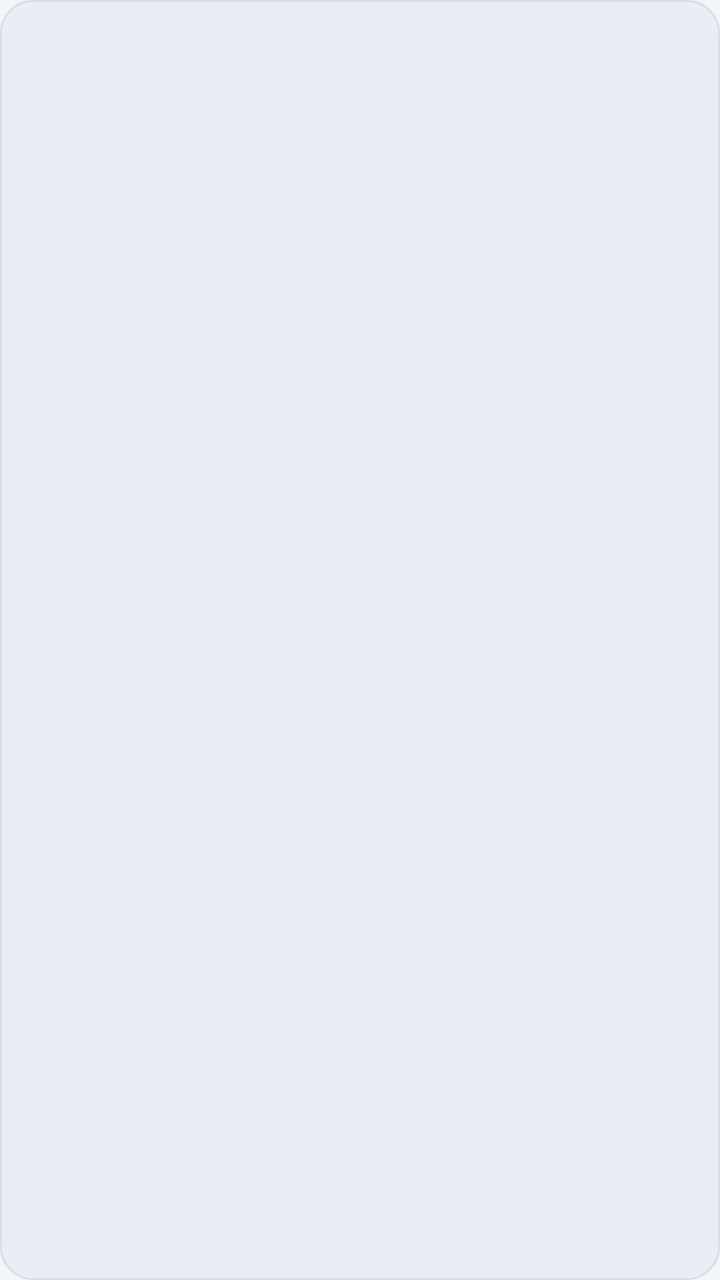
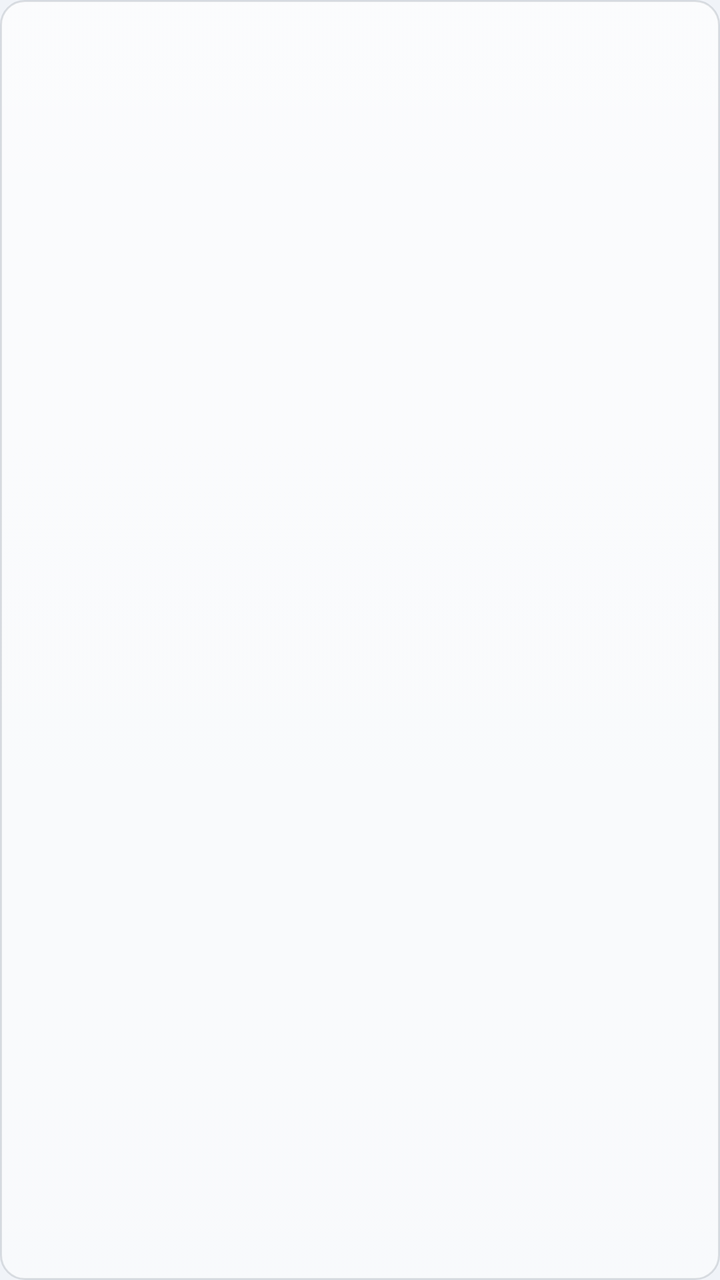

Compare the two renders of this Android layout. The source of the first and the diff that turns it into the second are given below.
<!-- AndroidManifest.xml: application theme Theme.VideoShell -->
<!-- res/layout/item_episode.xml -->
<?xml version="1.0" encoding="utf-8"?>
<LinearLayout xmlns:android="http://schemas.android.com/apk/res/android"
    android:layout_width="match_parent"
    android:layout_height="wrap_content"
    android:layout_margin="4dp"
    android:background="@drawable/bg_chip"
    android:gravity="center"
    android:minHeight="38dp"
    android:paddingStart="6dp"
    android:paddingEnd="6dp">

    <TextView
        android:id="@+id/tvName"
        android:layout_width="match_parent"
        android:layout_height="wrap_content"
        android:ellipsize="end"
        android:gravity="center"
        android:maxLines="1"
        android:textColor="@color/text_primary"
        android:textSize="12sp" />

</LinearLayout>
<!-- resources referenced by this layout -->
<resources>
  <color name="text_primary">#FF16191F</color>
  <!-- drawable bg_chip (drawable) -->
  <?xml version="1.0" encoding="utf-8"?>
  <selector xmlns:android="http://schemas.android.com/apk/res/android">
      <item android:state_selected="true">
          <shape android:shape="rectangle">
              <solid android:color="@color/brand" />
              <corners android:radius="16dp" />
          </shape>
      </item>
      <item>
          <shape android:shape="rectangle">
              <solid android:color="@color/surface_2" />
              <corners android:radius="16dp" />
              <stroke android:width="1dp" android:color="@color/line" />
          </shape>
      </item>
  </selector>
  <style name="Theme.VideoShell" parent="Theme.VideoShell.Base" />
  <color name="brand">#FF2F6FE4</color>
  <color name="surface_2">#FFEAEEF4</color>
  <color name="line">#FFD8DEE7</color>
  <style name="Theme.VideoShell.Base" parent="Theme.MaterialComponents.NoActionBar">
          <item name="colorPrimary">@color/brand</item>
          <item name="colorPrimaryVariant">@color/brand_dark</item>
          <item name="colorOnPrimary">@color/white</item>
          <item name="colorSecondary">@color/brand</item>
          <item name="colorOnSecondary">@color/white</item>
          <item name="colorSurface">@color/surface</item>
          <item name="colorOnSurface">@color/text_primary</item>
          <item name="android:colorBackground">@color/bg</item>
          <item name="colorError">@color/brand</item>
          <item name="android:windowBackground">@color/bg</item>
          <item name="android:statusBarColor">@color/bg</item>
          <item name="android:navigationBarColor">@color/surface</item>
          <item name="android:textColorPrimary">@color/text_primary</item>
          <item name="android:textColorSecondary">@color/text_secondary</item>
          <item name="android:textColorHint">@color/text_hint</item>
      </style>
  <color name="brand_dark">#FF2559B8</color>
  <color name="white">#FFFFFFFF</color>
  <color name="surface">#FFFFFFFF</color>
  <color name="bg">#FFF3F5F8</color>
  <color name="text_secondary">#FF4E5866</color>
  <color name="text_hint">#FF7C8797</color>
</resources>

<!-- the commit's change to res/layout/item_episode.xml (unified diff, before → after) -->
@@ -2,13 +2,27 @@
 <LinearLayout xmlns:android="http://schemas.android.com/apk/res/android"
     android:layout_width="match_parent"
     android:layout_height="wrap_content"
-    android:layout_margin="4dp"
+    android:layout_margin="@dimen/episode_gap"
     android:background="@drawable/bg_chip"
     android:gravity="center"
-    android:minHeight="38dp"
-    android:paddingStart="6dp"
-    android:paddingEnd="6dp">
+    android:minHeight="@dimen/episode_min_h"
+    android:orientation="vertical"
+    android:paddingStart="@dimen/space_xs"
+    android:paddingTop="@dimen/space_sm"
+    android:paddingEnd="@dimen/space_xs"
+    android:paddingBottom="@dimen/space_sm">
 
+    
+    <ImageView
+        android:id="@+id/ivPic"
+        android:layout_width="match_parent"
+        android:layout_height="56dp"
+        android:layout_marginBottom="@dimen/space_xs"
+        android:contentDescription="@null"
+        android:scaleType="centerCrop"
+        android:visibility="gone" />
+
+    
     <TextView
         android:id="@+id/tvName"
         android:layout_width="match_parent"
@@ -16,7 +30,20 @@
         android:ellipsize="end"
         android:gravity="center"
         android:maxLines="1"
-        android:textColor="@color/text_primary"
-        android:textSize="12sp" />
+        android:textColor="@color/chip_text"
+        android:textSize="@dimen/text_sub" />
+
+    
+    <TextView
+        android:id="@+id/tvSub"
+        android:layout_width="match_parent"
+        android:layout_height="wrap_content"
+        android:ellipsize="end"
+        android:gravity="center"
+        android:maxLines="1"
+        android:minHeight="15dp"
+        android:textColor="@color/chip_text"
+        android:textSize="@dimen/text_badge"
+        android:visibility="gone" />
 
 </LinearLayout>
<!-- resource entries referenced after the edit -->
@@ -1,27 +1,55 @@
 <!-- resources referenced by this layout -->
 <resources>
+  <dimen name="episode_gap">4dp</dimen>
+  <dimen name="episode_min_h">38dp</dimen>
+  <dimen name="space_sm">6dp</dimen>
+  <dimen name="space_xs">4dp</dimen>
+  <dimen name="text_badge">11sp</dimen>
+  <dimen name="text_sub">13sp</dimen>
   <color name="text_primary">#FF16191F</color>
   <!-- drawable bg_chip (drawable) -->
   <?xml version="1.0" encoding="utf-8"?>
   <selector xmlns:android="http://schemas.android.com/apk/res/android">
+  
       <item android:state_selected="true">
           <shape android:shape="rectangle">
               <solid android:color="@color/brand" />
-              <corners android:radius="16dp" />
+              <corners android:radius="@dimen/radius_chip" />
           </shape>
       </item>
+  
+      <item android:state_pressed="true">
+          <shape android:shape="rectangle">
+              <solid android:color="@color/glass_pressed" />
+              <corners android:radius="@dimen/radius_chip" />
+              <stroke
+                  android:width="@dimen/glass_stroke_w"
+                  android:color="@color/glass_stroke" />
+          </shape>
+      </item>
+  
       <item>
           <shape android:shape="rectangle">
-              <solid android:color="@color/surface_2" />
-              <corners android:radius="16dp" />
-              <stroke android:width="1dp" android:color="@color/line" />
+              <gradient
+                  android:angle="270"
+                  android:endColor="@color/glass_fill_2"
+                  android:startColor="@color/glass_fill"
+                  android:type="linear" />
+              <corners android:radius="@dimen/radius_chip" />
+              <stroke
+                  android:width="@dimen/glass_stroke_w"
+                  android:color="@color/glass_stroke" />
           </shape>
       </item>
   </selector>
   <style name="Theme.VideoShell" parent="Theme.VideoShell.Base" />
   <color name="brand">#FF2F6FE4</color>
-  <color name="surface_2">#FFEAEEF4</color>
-  <color name="line">#FFD8DEE7</color>
+  <dimen name="radius_chip">12dp</dimen>
+  <color name="glass_pressed">#F2FFFFFF</color>
+  <dimen name="glass_stroke_w">1dp</dimen>
+  <color name="glass_stroke">#1F0F1A2E</color>
+  <color name="glass_fill_2">#8FFFFFFF</color>
+  <color name="glass_fill">#B8FFFFFF</color>
   <style name="Theme.VideoShell.Base" parent="Theme.MaterialComponents.NoActionBar">
           <item name="colorPrimary">@color/brand</item>
           <item name="colorPrimaryVariant">@color/brand_dark</item>
@@ -34,7 +62,7 @@
           <item name="colorError">@color/brand</item>
           <item name="android:windowBackground">@color/bg</item>
           <item name="android:statusBarColor">@color/bg</item>
-          <item name="android:navigationBarColor">@color/surface</item>
+          <item name="android:navigationBarColor">@color/bg_deep</item>
           <item name="android:textColorPrimary">@color/text_primary</item>
           <item name="android:textColorSecondary">@color/text_secondary</item>
           <item name="android:textColorHint">@color/text_hint</item>
@@ -42,7 +70,8 @@
   <color name="brand_dark">#FF2559B8</color>
   <color name="white">#FFFFFFFF</color>
   <color name="surface">#FFFFFFFF</color>
-  <color name="bg">#FFF3F5F8</color>
+  <color name="bg">#FFF0F3F8</color>
+  <color name="bg_deep">#FFE5EAF3</color>
   <color name="text_secondary">#FF4E5866</color>
   <color name="text_hint">#FF7C8797</color>
 </resources>
